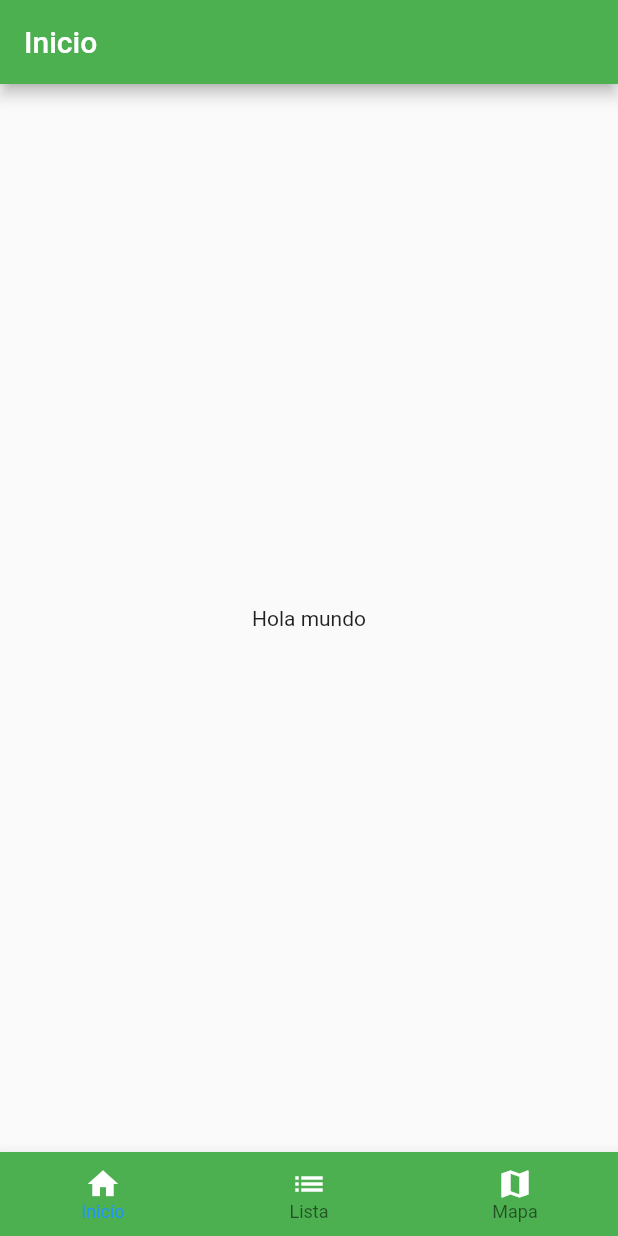
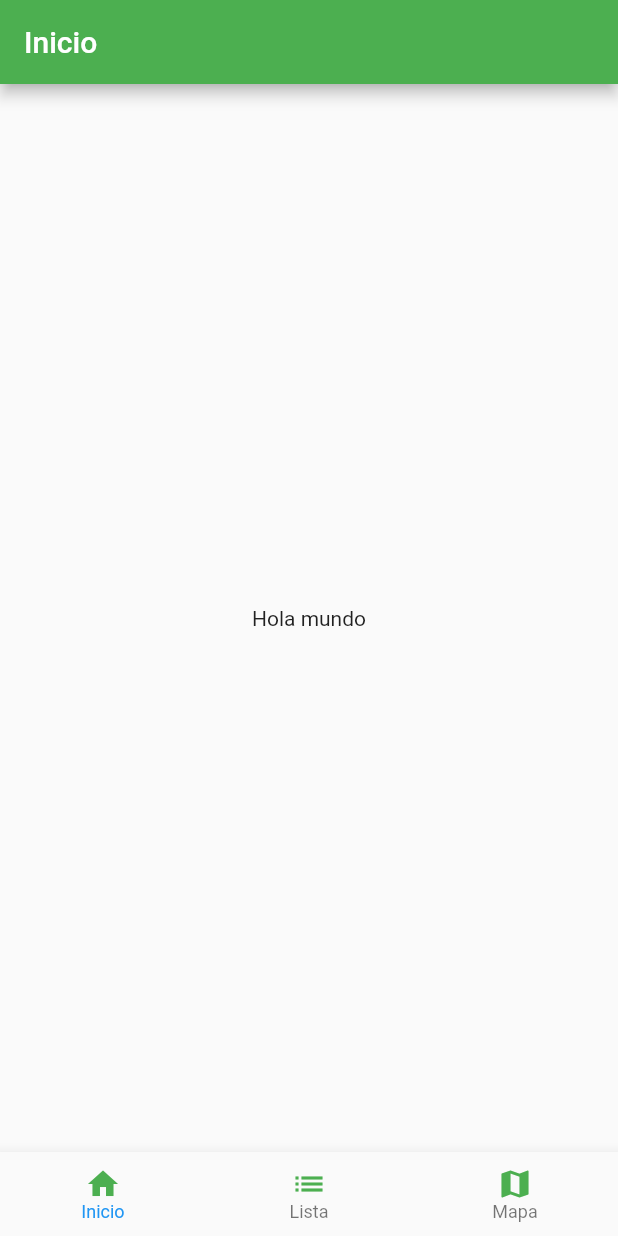
Before and after one commit to diego1996/flutter-project-eis, a Flutter app: the screen it shows after launch, on a phone screen of 412 x 824 dp. Run offline on Flutter 3.47's test engine with Material 2 defaults, Android fonts, the phone set to English and light mode, and no system bars; our stand-ins replace splashscreen.

Commit message:
change color navigationbottom

```diff
--- a/plants/lib/widgets/bottom.navigation.dart
+++ b/plants/lib/widgets/bottom.navigation.dart
@@ -6,24 +6,24 @@ class BottomNavigation extends StatelessWidget {
   @override
   Widget build(BuildContext context) {
     return BottomNavigationBar(
-      backgroundColor: Colors.green,
+
 
       type: BottomNavigationBarType.fixed,
       selectedLabelStyle: TextStyle(fontSize: 12,color: Colors.white),
       items: const <BottomNavigationBarItem>[
         BottomNavigationBarItem(
-          icon: Icon(Icons.home, color: Colors.white),
+          icon: Icon(Icons.home, color: Colors.green),
           backgroundColor: Colors.green,
           label: 'Inicio',
         ),
         BottomNavigationBarItem(
-          icon: Icon(Icons.list, color: Colors.white),
+          icon: Icon(Icons.list, color: Colors.green),
           backgroundColor: Colors.green,
           label: 'Lista',
 
         ),
         BottomNavigationBarItem(
-          icon: Icon(Icons.map,  color: Colors.white),
+          icon: Icon(Icons.map,  color: Colors.green),
 
           label: 'Mapa',
         ),
```
